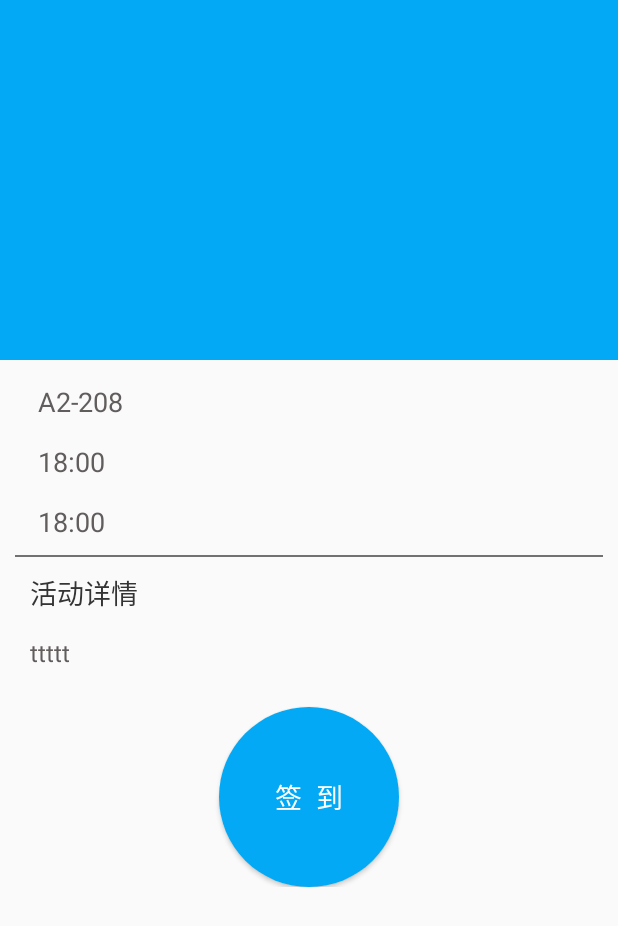
After one commit to IAn2018cs/FaceSignIn, an Android app: the layout activity_active_detail.xml on its own in the app's theme, with its tools: preview values and no code run, on a phone screen of 412 x 824 dp. The commit adds this screen. Shown: the top 926 px of the screen. Run offline under Robolectric (Android 15) with nearby library versions, the phone set to English and light mode, and no system bars.

Commit message:
添加活动详情页布局

```diff
--- a/app/src/main/java/cn/ian2018/facesignin/ui/activedetail/ActiveDetailActivity.java
+++ b/app/src/main/java/cn/ian2018/facesignin/ui/activedetail/ActiveDetailActivity.java
@@ -3,6 +3,7 @@ package cn.ian2018.facesignin.ui.activedetail;
 import android.content.Context;
 import android.content.Intent;
 
+import cn.ian2018.facesignin.R;
 import cn.ian2018.facesignin.bean.Active;
 import cn.ian2018.facesignin.ui.base.BaseActivity;
 
@@ -23,7 +24,7 @@ public class ActiveDetailActivity extends BaseActivity<ActiveDetailPresenter> im
 
     @Override
     protected ActiveDetailPresenter createPresenter() {
-        return null;
+        return new ActiveDetailPresenter();
     }
 
     @Override
@@ -38,6 +39,6 @@ public class ActiveDetailActivity extends BaseActivity<ActiveDetailPresenter> im
 
     @Override
     protected void setContentView() {
-
+        setContentView(R.layout.activity_active_detail);
     }
 }
--- /dev/null
+++ b/app/src/main/res/drawable/bt_sign_bg.xml
@@ -0,0 +1,8 @@
+<?xml version="1.0" encoding="utf-8"?>
+<selector xmlns:android="http://schemas.android.com/apk/res/android">
+    <item android:state_enabled="true"
+        android:state_pressed="true"
+        android:drawable="@drawable/bt_sign_shape_pressed"/>
+    <item android:state_enabled="true"
+        android:drawable="@drawable/bt_sign_shape"/>
+</selector>
--- /dev/null
+++ b/app/src/main/res/drawable/bt_sign_shape.xml
@@ -0,0 +1,11 @@
+<?xml version="1.0" encoding="utf-8"?>
+<shape xmlns:android="http://schemas.android.com/apk/res/android"
+    android:shape="oval">
+
+    <solid android:color="@color/colorPrimary" />
+    <corners android:radius="0dp" />
+    <size
+        android:height="120dp"
+        android:width="120dp" />
+
+</shape>
--- /dev/null
+++ b/app/src/main/res/drawable/bt_sign_shape_pressed.xml
@@ -0,0 +1,11 @@
+<?xml version="1.0" encoding="utf-8"?>
+<shape xmlns:android="http://schemas.android.com/apk/res/android"
+    android:shape="oval">
+
+    <solid android:color="@color/colorPrimaryDark" />
+    <corners android:radius="0dp" />
+    <size
+        android:height="120dp"
+        android:width="120dp" />
+
+</shape>
--- /dev/null
+++ b/app/src/main/res/layout/activity_active_detail.xml
@@ -0,0 +1,152 @@
+<?xml version="1.0" encoding="utf-8"?>
+<android.support.design.widget.CoordinatorLayout xmlns:android="http://schemas.android.com/apk/res/android"
+    xmlns:app="http://schemas.android.com/apk/res-auto"
+    android:id="@+id/coordinatorLayout"
+    android:layout_width="match_parent"
+    android:layout_height="match_parent"
+    android:fitsSystemWindows="true">
+
+    <android.support.design.widget.AppBarLayout
+        android:id="@+id/app_bar"
+        android:layout_width="match_parent"
+        android:layout_height="240dp"
+        android:fitsSystemWindows="true"
+        android:theme="@style/AppTheme.AppBarOverlay">
+
+        <android.support.design.widget.CollapsingToolbarLayout
+            android:id="@+id/toolbar_layout"
+            android:layout_width="match_parent"
+            android:layout_height="match_parent"
+            android:fitsSystemWindows="true"
+            app:contentScrim="@color/colorPrimary"
+            app:layout_scrollFlags="scroll|enterAlwaysCollapsed|enterAlways">
+
+
+            <android.support.v7.widget.Toolbar
+                android:id="@+id/toolbar"
+                android:layout_width="match_parent"
+                android:layout_height="?attr/actionBarSize"
+                app:background="@color/colorPrimary"
+                app:layout_collapseMode="pin"
+                app:popupTheme="@style/AppTheme.PopupOverlay" />
+
+        </android.support.design.widget.CollapsingToolbarLayout>
+
+    </android.support.design.widget.AppBarLayout>
+
+
+    <android.support.v4.widget.SwipeRefreshLayout
+        android:id="@+id/refreshLayout"
+        android:layout_width="match_parent"
+        android:layout_height="wrap_content"
+        app:layout_behavior="@string/appbar_scrolling_view_behavior">
+
+        <android.support.v4.widget.NestedScrollView
+            android:id="@+id/scrollView"
+            android:layout_width="match_parent"
+            android:layout_height="match_parent"
+            android:fadeScrollbars="true"
+            android:scrollbarFadeDuration="1"
+            android:scrollbars="vertical">
+
+            <LinearLayout
+                android:layout_width="match_parent"
+                android:layout_height="wrap_content"
+                android:orientation="vertical">
+
+                <TextView
+                    android:id="@+id/tv_location"
+                    android:layout_width="wrap_content"
+                    android:layout_height="wrap_content"
+                    android:layout_marginLeft="25dp"
+                    android:layout_marginTop="15dp"
+                    android:text="A2-208"
+                    android:textColor="#625d5d"
+                    android:textSize="18sp" />
+
+                <TextView
+                    android:id="@+id/tv_time"
+                    android:layout_width="wrap_content"
+                    android:layout_height="wrap_content"
+                    android:layout_marginLeft="25dp"
+                    android:layout_marginTop="15dp"
+                    android:text="18:00"
+                    android:textColor="#625d5d"
+                    android:textSize="18sp" />
+
+                <TextView
+                    android:id="@+id/tv_end_time"
+                    android:layout_width="wrap_content"
+                    android:layout_height="wrap_content"
+                    android:layout_marginLeft="25dp"
+                    android:layout_marginTop="15dp"
+                    android:text="18:00"
+                    android:textColor="#625d5d"
+                    android:textSize="18sp" />
+
+                <View
+                    android:layout_width="match_parent"
+                    android:layout_height="1dp"
+                    android:layout_marginLeft="10dp"
+                    android:layout_marginRight="10dp"
+                    android:layout_marginTop="10dp"
+                    android:background="#717171" />
+
+                <TextView
+                    android:layout_width="wrap_content"
+                    android:layout_height="wrap_content"
+                    android:layout_marginLeft="20dp"
+                    android:layout_marginTop="10dp"
+                    android:text="活动详情"
+                    android:textColor="#343434"
+                    android:textSize="18sp" />
+
+
+                <TextView
+                    android:id="@+id/tv_des"
+                    android:layout_width="match_parent"
+                    android:layout_height="match_parent"
+                    android:layout_marginTop="10dp"
+                    android:paddingBottom="5dp"
+                    android:paddingLeft="20dp"
+                    android:paddingRight="20dp"
+                    android:paddingTop="5dp"
+                    android:text="ttttt"
+                    android:textColor="#625d5d"
+                    android:textSize="16sp" />
+
+                <!--<Button
+                    android:id="@+id/loginButton"
+                    android:layout_width="match_parent"
+                    android:layout_height="wrap_content"
+                    android:layout_gravity="center_horizontal"
+                    android:layout_marginLeft="35dp"
+                    android:layout_marginRight="35dp"
+                    android:layout_marginTop="20dp"
+                    android:backgroundTint="@color/colorPrimary"
+                    android:paddingBottom="18dp"
+                    android:paddingTop="18dp"
+                    android:text="签  到"
+                    android:textColor="#ffffff"
+                    android:textSize="18sp" />-->
+
+                <Button
+                    android:id="@+id/loginButton"
+                    android:layout_width="wrap_content"
+                    android:layout_height="wrap_content"
+                    android:layout_gravity="center_horizontal"
+                    android:layout_marginLeft="35dp"
+                    android:layout_marginRight="35dp"
+                    android:layout_marginTop="20dp"
+                    android:text="签  到"
+                    android:background="@drawable/bt_sign_bg"
+                    android:textColor="#ffffff"
+                    android:textSize="18sp" />
+
+            </LinearLayout>
+
+        </android.support.v4.widget.NestedScrollView>
+
+    </android.support.v4.widget.SwipeRefreshLayout>
+
+</android.support.design.widget.CoordinatorLayout>
```
